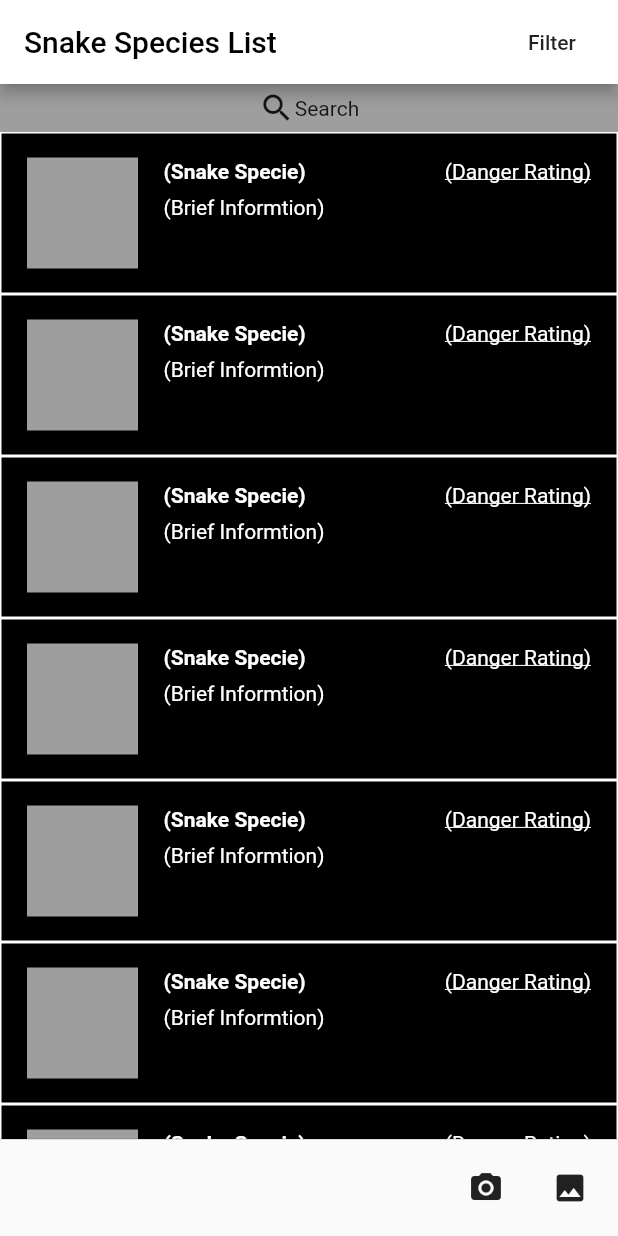
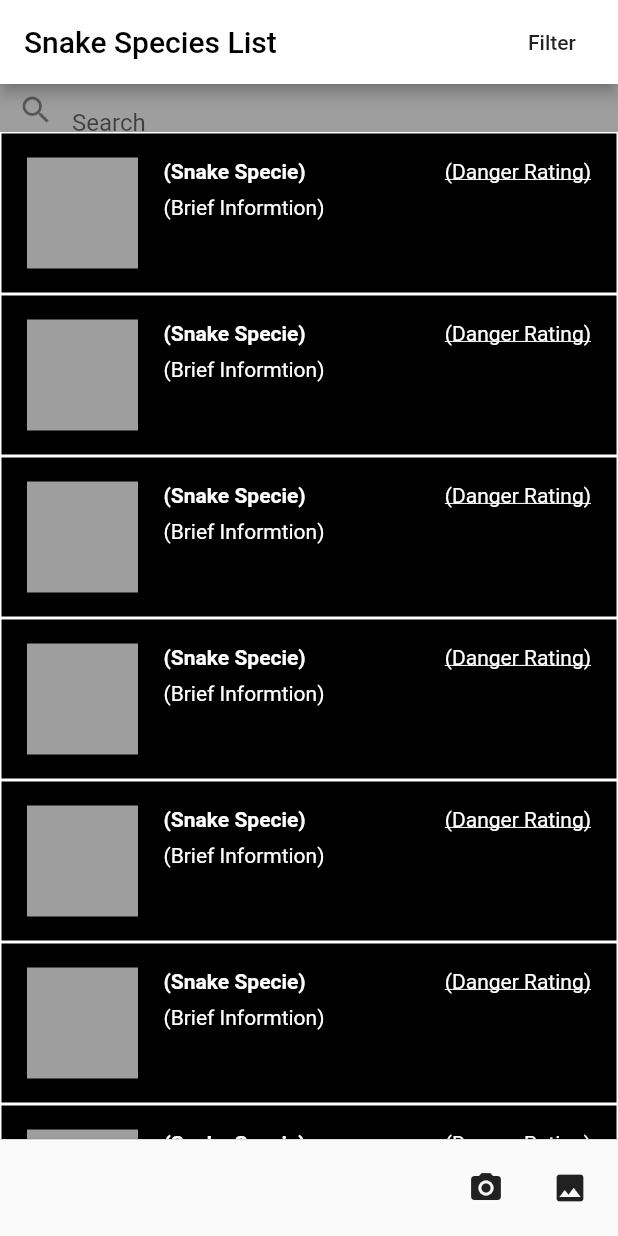
Before and after one commit to aaaldaco2002/snake_charmer, a Flutter app: the screen it shows after launch, on a phone screen of 412 x 824 dp. Run offline on Flutter 3.47's test engine with Material 2 defaults, Android fonts, the phone set to English and light mode, and no system bars; our stand-ins replace image_picker.

Commit message:
fixed our search bar so that the user is now able to input text.

```diff
--- a/lib/main.dart
+++ b/lib/main.dart
@@ -1,3 +1,4 @@
+import 'package:flutter/cupertino.dart';
 import 'package:flutter/material.dart';
 import 'package:image_picker/image_picker.dart';
 import 'package:snake_charmer/detail_view.dart';
@@ -79,14 +80,12 @@ class _MyHomePageState extends State<MyHomePage> {
           )
         ],
       ),
-      body: Center(
-        //center something
-        child: Container(
+      body: Container(
         width: MediaQuery.of(context).size.width,
         color: Colors.black,
         child: Column(
           crossAxisAlignment: CrossAxisAlignment.center,
-            mainAxisAlignment: MainAxisAlignment.start,
+          mainAxisAlignment: MainAxisAlignment.center,
           children: <Widget>[
             Container(
               width: MediaQuery.of(context).size.width,
@@ -95,10 +94,21 @@ class _MyHomePageState extends State<MyHomePage> {
               child: Row(
                 mainAxisAlignment: MainAxisAlignment.center,
                 children: <Widget>[
-                    Icon(
-                      Icons.search,
+              Expanded(
+              child: Padding(
+                padding: const EdgeInsets.only(top: 3.0,),
+                child: TextField(
+                      decoration: (
+                      InputDecoration(
+                        contentPadding: EdgeInsets.only(top: 3.5,),
+                        border: InputBorder.none,
+                        prefixIcon: Icon(Icons.search),
+                        hintText: 'Search',
+                      )
                       ),
-                    Text('Search'),
+                    ),
+              ),
+            ),
                 ],
               ),
             ),
@@ -183,7 +193,6 @@ class _MyHomePageState extends State<MyHomePage> {
           ],
         ),
       ),
-      ),
       persistentFooterButtons: <Widget>[
         IconButton(
           icon: Icon(Icons.camera_alt),
```
Lines whose indentation alone changed are shown as unchanged.
